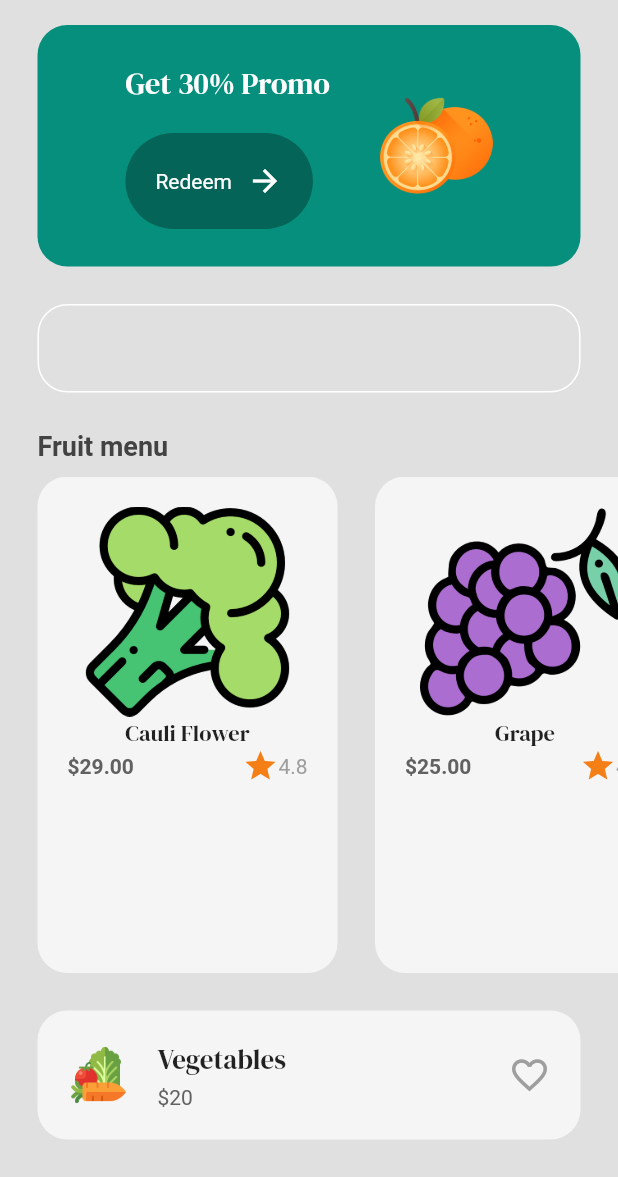
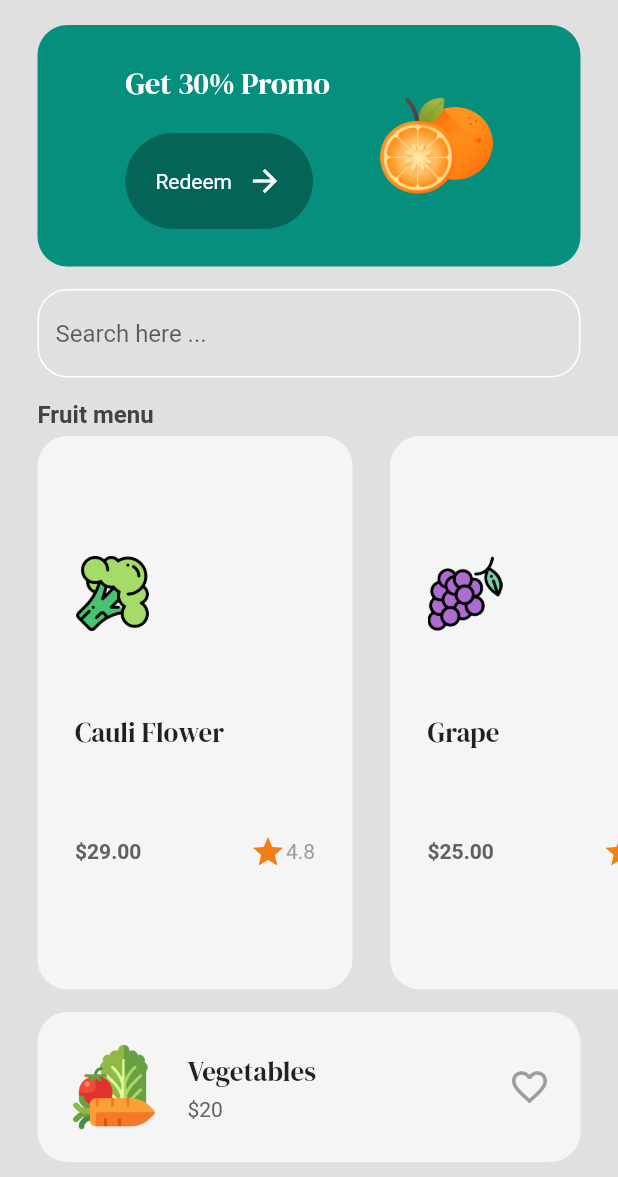
Before and after one commit to Semiteagain/groceries, a Flutter app: the MenuPage screen opened by its route, on a phone screen of 412 x 824 dp, the part 59-1236 px from its top. Run offline on Flutter 3.47's test engine with Material 2 defaults, Android fonts, the phone set to English and light mode, and no system bars; our stand-ins replace google_fonts.

Commit message:
fruit details page

```diff
--- a/lib/components/fruit_tile.dart
+++ b/lib/components/fruit_tile.dart
@@ -15,19 +15,20 @@ class FruitTile extends StatelessWidget {
         borderRadius: BorderRadius.circular(20),
       ),
       margin: const EdgeInsets.only(left: 25),
-      padding: const EdgeInsets.all(20),
-      child: SingleChildScrollView(
+      padding: const EdgeInsets.all(25),
       child: GestureDetector(
         onTap: onTap,
         child: Column(
+          crossAxisAlignment: CrossAxisAlignment.start,
+          mainAxisAlignment: MainAxisAlignment.spaceEvenly,
           children: [
             Image.asset(
               fruit.imgPath,
-                height: 140,
+              height: 50,
             ),
             Text(
               fruit.name,
-                style: GoogleFonts.dmSerifDisplay(fontSize: 15),
+              style: GoogleFonts.dmSerifDisplay(fontSize: 18),
             ),
             SizedBox(
               width: 160,
@@ -61,7 +62,6 @@ class FruitTile extends StatelessWidget {
           ],
         ),
       ),
-      ),
     );
   }
 }
--- a/lib/pages/menu_page.dart
+++ b/lib/pages/menu_page.dart
@@ -106,23 +106,24 @@ class _MenuPageState extends State<MenuPage> {
             ),
           ),
           const SizedBox(
-            height: 25,
+            height: 15,
           ),
           Padding(
             padding: const EdgeInsets.symmetric(horizontal: 25),
             child: TextField(
               decoration: InputDecoration(
                   border: OutlineInputBorder(
-                    borderSide: BorderSide(color: Colors.white),
+                    borderSide: const BorderSide(color: Colors.white),
                     borderRadius: BorderRadius.circular(20),
                   ),
+                  hintText: "Search here ...",
                   enabledBorder: OutlineInputBorder(
-                      borderSide: BorderSide(color: Colors.white),
+                      borderSide: const BorderSide(color: Colors.white),
                       borderRadius: BorderRadius.circular(20))),
             ),
           ),
           const SizedBox(
-            height: 25,
+            height: 15,
           ),
           Padding(
             padding: const EdgeInsets.symmetric(horizontal: 25),
@@ -130,12 +131,12 @@ class _MenuPageState extends State<MenuPage> {
               'Fruit menu',
               style: TextStyle(
                   fontWeight: FontWeight.bold,
-                  fontSize: 18,
+                  fontSize: 16,
                   color: Colors.grey[800]),
             ),
           ),
           const SizedBox(
-            height: 10,
+            height: 5,
           ),
           Expanded(
             child: ListView.builder(
@@ -148,13 +149,17 @@ class _MenuPageState extends State<MenuPage> {
             ),
           ),
           const SizedBox(
-            height: 25,
+            height: 15,
           ),
           Container(
             decoration: BoxDecoration(
                 color: Colors.grey[100],
                 borderRadius: BorderRadius.circular(20)),
-            margin: const EdgeInsets.only(left: 25, right: 25, bottom: 25),
+            margin: const EdgeInsets.only(
+              left: 25,
+              right: 25,
+              bottom: 10,
+            ),
             padding: const EdgeInsets.all(20),
             child: Row(
               mainAxisAlignment: MainAxisAlignment.spaceBetween,
@@ -163,7 +168,7 @@ class _MenuPageState extends State<MenuPage> {
                   children: [
                     Image.asset(
                       IntroConstants.introImage,
-                      height: 40,
+                      height: 60,
                     ),
                     const SizedBox(
                       width: 20,
```
Also changed, not shown: lib/pages/fruit_details_page.dart (+25 -2 lines). Lines whose indentation alone changed are shown as unchanged.
